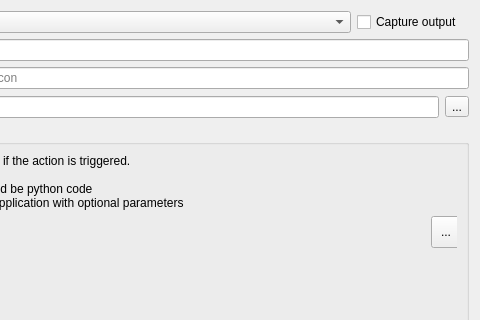
Old version of the form src/ui/qgsattributeactionpropertiesdialogbase.ui in the repository qgis/QGIS; both pictures show x 222 to 702 and y 0 to 320 of the 702 by 547 pixel window.
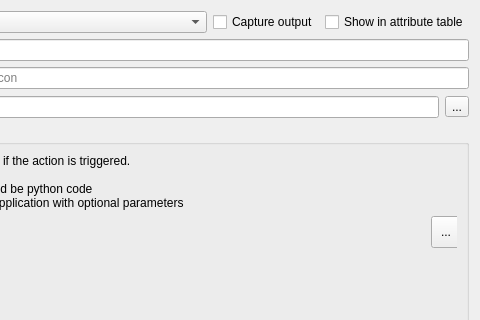
New version of the form. Icons and pictures are not drawn. Custom widgets are drawn as their Qt base class.

Commit message: Allow controlling action visibility on attribute table

Patch:
```diff
--- a/src/ui/qgsattributeactionpropertiesdialogbase.ui
+++ b/src/ui/qgsattributeactionpropertiesdialogbase.ui
@@ -252,6 +252,13 @@
      </property>
     </widget>
    </item>
+   <item row="0" column="3">
+    <widget class="QCheckBox" name="mShowInAttributeTable">
+     <property name="text">
+      <string>Show in attribute table</string>
+     </property>
+    </widget>
+   </item>
   </layout>
  </widget>
  <customwidgets>
```
The commit also changes 8 other files.
